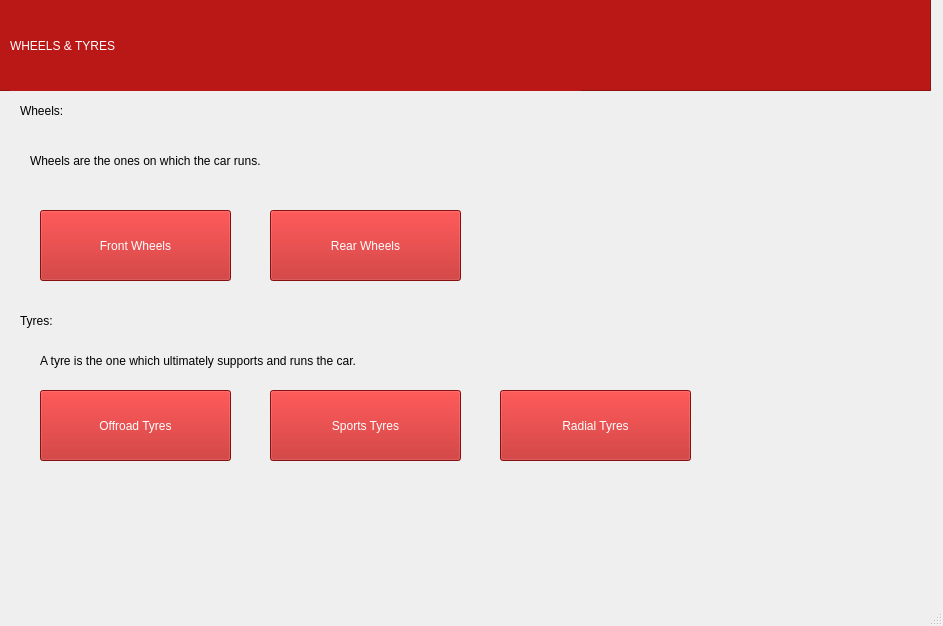
First picture: the form in gui_testing_modified/tyreWindow.ui, repository CodingBoyBlah/Compooter-Projekt, before the edit.
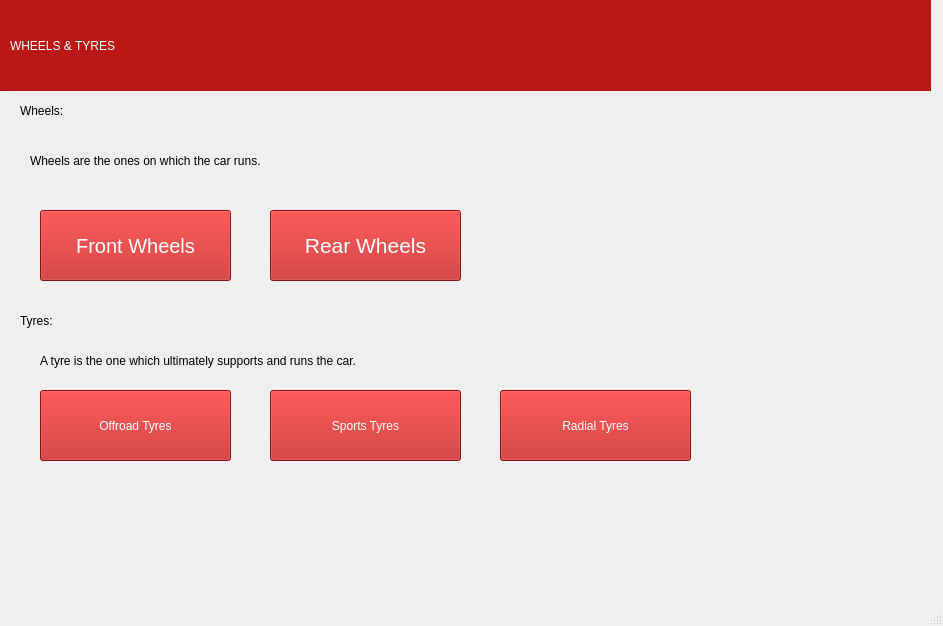
Second picture: the form after the edit.

Commit message: Fixed UI. Main Window Fully Done ggs

Patch:
```diff
--- a/gui_testing_modified/tyreWindow.ui
+++ b/gui_testing_modified/tyreWindow.ui
@@ -41,6 +41,15 @@
        <height>71</height>
       </rect>
      </property>
+     <property name="font">
+      <font>
+       <family>Segoe UI</family>
+       <pointsize>15</pointsize>
+       <weight>50</weight>
+       <italic>false</italic>
+       <bold>false</bold>
+      </font>
+     </property>
      <property name="styleSheet">
       <string notr="true">font: 18pt &quot;Segoe UI&quot;;
 
@@ -60,6 +69,15 @@
        <height>71</height>
       </rect>
      </property>
+     <property name="font">
+      <font>
+       <family>Segoe UI</family>
+       <pointsize>16</pointsize>
+       <weight>50</weight>
+       <italic>false</italic>
+       <bold>false</bold>
+      </font>
+     </property>
      <property name="styleSheet">
       <string notr="true">font: 18pt &quot;Segoe UI&quot;;
 background-color: rgb(186, 23, 23);
@@ -218,7 +236,7 @@
        <rect>
         <x>30</x>
         <y>20</y>
-        <width>571</width>
+        <width>921</width>
         <height>91</height>
        </rect>
       </property>
```
Left out of the diff: 12 changed lines with no effect on the pictures. The commit also changes 4 other files.
